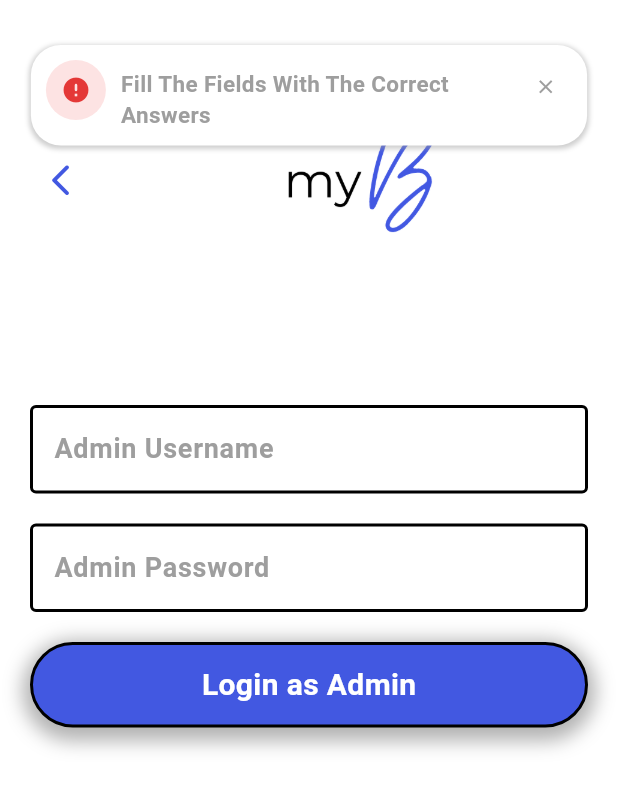
After one commit to Anes2021/myB_blog_application, a Flutter app: the AdminLogin screen opened directly, after a tap on "Login as Admin", on a phone screen of 412 x 824 dp. The commit adds this screen. Shown: the top 789 px of the screen. Run offline on Flutter 3.47's test engine with Material 3 defaults, Android fonts, the phone set to English and light mode, and no system bars; our stand-ins replace cherry_toast, cloud_firestore, firebase_auth, firebase_core, firebase_storage, google_fonts and 3 more; accounts and stored records are empty.

Commit message:
edit and delete  blogs features + admin panel registrarion

```diff
--- a/lib/core/blog_card.dart
+++ b/lib/core/blog_card.dart
@@ -196,6 +196,8 @@ class _BlogCardState extends State<BlogCard> {
                           ),
                           Padding(
                             padding: const EdgeInsets.all(10.0),
+                            child: Align(
+                              alignment: Alignment.centerLeft,
                               child: Column(
                                 crossAxisAlignment: CrossAxisAlignment.start,
                                 children: [
@@ -218,7 +220,8 @@ class _BlogCardState extends State<BlogCard> {
                                     width: double.infinity,
                                     child: Row(
                                       mainAxisSize: MainAxisSize.max,
-                                    mainAxisAlignment: MainAxisAlignment.center,
+                                      mainAxisAlignment:
+                                          MainAxisAlignment.center,
                                       children: [
                                         Row(
                                           children: [
@@ -259,6 +262,7 @@ class _BlogCardState extends State<BlogCard> {
                                     ),
                                   ),
                                 ],
+                              ),
                             ),
                           ),
                         ],
--- a/lib/core/text_field_form.dart
+++ b/lib/core/text_field_form.dart
@@ -5,9 +5,14 @@ import 'package:mustaqim/core/styles_text.dart';
 class TextFieldForm extends StatefulWidget {
   final String? labelT;
   final TextEditingController textEditingController;
+  final int maxLines;
 
-  const TextFieldForm(
-      {super.key, this.labelT, required this.textEditingController});
+  const TextFieldForm({
+    super.key,
+    this.labelT,
+    required this.textEditingController,
+    required this.maxLines,
+  });
   @override
   State<TextFieldForm> createState() => _TextFieldFormState();
 }
@@ -17,8 +22,11 @@ class _TextFieldFormState extends State<TextFieldForm> {
   Widget build(BuildContext context) {
     return TextField(
       controller: widget.textEditingController,
+      maxLines: widget.maxLines,
       style: TextStyleForms.textFieldTextStyle,
       decoration: InputDecoration(
+        // contentPadding: EdgeInsets.symmetric(
+        //     vertical: widget.textFieldTall, horizontal: 10),
         border: const OutlineInputBorder(
           borderSide: BorderSide(
             color: ColorsApp.blackColor,
--- a/lib/models/blog_model.dart
+++ b/lib/models/blog_model.dart
@@ -1,7 +1,7 @@
 class BlogModel {
   final String id;
-  final String title;
-  final String description;
+  String title;
+  String description;
   final String imageUrl;
   final List listOfLikes;
   final DateTime createdAt;
--- /dev/null
+++ b/lib/screens/auth/admin_login.dart
@@ -0,0 +1,128 @@
+// ignore_for_file: use_build_context_synchronously
+
+import 'package:cherry_toast/cherry_toast.dart';
+import 'package:flutter/material.dart';
+import 'package:mustaqim/core/button_form.dart';
+import 'package:mustaqim/core/colors.dart';
+import 'package:mustaqim/core/styles_text.dart';
+import 'package:mustaqim/core/text_field_form.dart';
+import 'package:mustaqim/screens/home_screen.dart';
+
+class AdminLogin extends StatefulWidget {
+  const AdminLogin({super.key});
+
+  @override
+  State<AdminLogin> createState() => _AdminLoginState();
+}
+
+TextEditingController adminUsrename = TextEditingController();
+TextEditingController adminPassword = TextEditingController();
+
+class _AdminLoginState extends State<AdminLogin> {
+  @override
+  Widget build(BuildContext context) {
+    return Scaffold(
+      backgroundColor: ColorsApp.whiteColor,
+      body: SingleChildScrollView(
+        child: Center(
+          child: Padding(
+            padding: const EdgeInsets.all(20.0),
+            child: Column(
+              children: [
+                Row(
+                  children: [
+                    GestureDetector(
+                      onTap: () {
+                        Navigator.of(context).push(MaterialPageRoute(
+                          builder: (context) => const HomeScreen(),
+                        ));
+                      },
+                      child: Container(
+                        decoration: BoxDecoration(
+                            borderRadius: BorderRadius.circular(50)),
+                        padding: const EdgeInsets.all(8.0),
+                        child: const Center(
+                          child: Icon(
+                            Icons.arrow_back_ios_new_rounded,
+                            color: ColorsApp.blueColor,
+                            size: 25,
+                          ),
+                        ),
+                      ),
+                    ),
+                    const Spacer(),
+                    SizedBox(
+                        height: 200,
+                        width: 200,
+                        child: Image.asset(
+                          'assets/images/app_icon.png',
+                          fit: BoxFit.contain,
+                        )),
+                    const SizedBox(
+                      width: 50,
+                    ),
+                  ],
+                ),
+                const SizedBox(
+                  height: 50,
+                ),
+                TextFieldForm(
+                  textEditingController: adminUsrename,
+                  labelT: 'Admin Username',
+                  maxLines: 1,
+                ),
+                const SizedBox(
+                  height: 20,
+                ),
+                TextFieldForm(
+                    textEditingController: adminPassword,
+                    maxLines: 1,
+                    labelT: 'Admin Password'),
+                const SizedBox(
+                  height: 20,
+                ),
+                ButtonForm(
+                  buttonT: "Login as Admin",
+                  function: () {
+                    if (adminUsrename.text == "Hellalet" &&
+                        adminPassword.text == "0550452418") {
+                      // Navigator.of(context).push(MaterialPageRoute(
+                      //     builder: (context) => const HomeScreen(),
+                      //   ));
+                      CherryToast.success(
+                        description: Text(
+                          "Your're an Admin Now",
+                          style: TextStyleForms.headLineStyle03,
+                        ),
+                      ).show(context);
+                      return;
+                    } else if (adminUsrename.text.trim().isEmpty ||
+                        adminPassword.text.trim().isEmpty) {
+                      CherryToast.error(
+                        description: Text(
+                          "Fill The Fields With The Correct Answers",
+                          style: TextStyleForms.headLineStyle03,
+                        ),
+                      ).show(context);
+                      return;
+                    }
+                    if (adminUsrename.text != "Hellalet" &&
+                        adminPassword.text != "0550452418") {
+                      CherryToast.error(
+                        description: Text(
+                          "inCorrect Answers",
+                          style: TextStyleForms.headLineStyle03,
+                        ),
+                      ).show(context);
+                      return;
+                    }
+                  },
+                )
+              ],
+            ),
+          ),
+        ),
+      ),
+    );
+  }
+}
--- a/lib/screens/auth/login_screen.dart
+++ b/lib/screens/auth/login_screen.dart
@@ -52,11 +52,13 @@ class _LoginScreenState extends State<LoginScreen> {
               TextFieldForm(
                 textEditingController: emailController,
                 labelT: "Email",
+                maxLines: 1,
               ),
               const SizedBox(height: 16),
               TextFieldForm(
                 textEditingController: passwordController,
                 labelT: "Password",
+                maxLines: 1,
               ),
               const SizedBox(height: 24),
               GestureDetector(
--- a/lib/screens/auth/registration_screen.dart
+++ b/lib/screens/auth/registration_screen.dart
@@ -55,16 +55,19 @@ class _SignUpScreenState extends State<SignUpScreen> {
               TextFieldForm(
                 textEditingController: userNameController,
                 labelT: "Username",
+                maxLines: 1,
               ),
               const SizedBox(height: 16),
               TextFieldForm(
                 textEditingController: emailController,
                 labelT: "Email",
+                maxLines: 1,
               ),
               const SizedBox(height: 16),
               TextFieldForm(
                 textEditingController: passwordController,
                 labelT: "Password",
+                maxLines: 1,
               ),
               const SizedBox(height: 24),
 
--- a/lib/screens/create_blog_screen.dart
+++ b/lib/screens/create_blog_screen.dart
@@ -136,12 +136,14 @@ class _CreateBlogScreenState extends State<CreateBlogScreen> {
                   TextFieldForm(
                     textEditingController: blogTitleController,
                     labelT: 'Title',
+                    maxLines: 1,
                   ),
                   const SizedBox(
                     height: 20,
                   ),
                   TextFieldForm(
                       textEditingController: blogDescriptionController,
+                      maxLines: 2,
                       labelT: 'Description'),
                   const SizedBox(
                     height: 20,
--- a/lib/screens/profile_screen.dart
+++ b/lib/screens/profile_screen.dart
@@ -155,11 +155,13 @@ class ProfileScreenState extends State<ProfileScreen> {
               TextFieldForm(
                 textEditingController: updateUsernameController,
                 labelT: "Change Your User Name",
+                maxLines: 1,
               ),
               const SizedBox(height: 20),
               TextFieldForm(
                 textEditingController: updateDescriptionController,
                 labelT: "Set Your Status",
+                maxLines: 1,
               ),
               const SizedBox(
                 height: 20,
```
Also changed, not shown: lib/core/my_blog_card.dart (added, +259 -0 lines), lib/screens/blog_screen.dart (+8 -2 lines), lib/screens/home_screen.dart (+21 -10 lines), lib/screens/my_blogs_screen.dart (added, +159 -0 lines). Lines whose indentation alone changed are shown as unchanged.
